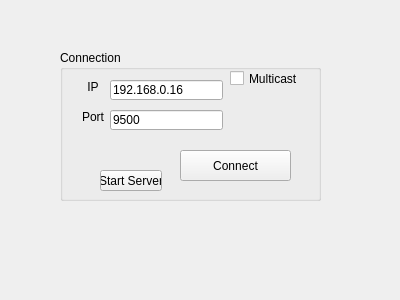
First picture: the form in connect.ui, repository dpogue/CommAudio, before the edit.
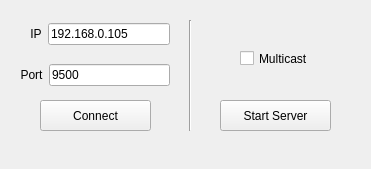
Second picture: the form after the edit. Icons and pictures are not drawn.

Commit message: added mute, loop, and shuffle, untabbified connect.cpp _could be an ugly commit_, added text in currently playing text area

Patch:
```diff
--- a/connect.ui
+++ b/connect.ui
@@ -6,8 +6,8 @@
    <rect>
     <x>0</x>
     <y>0</y>
-    <width>400</width>
-    <height>300</height>
+    <width>371</width>
+    <height>169</height>
    </rect>
   </property>
   <property name="windowTitle">
@@ -17,53 +17,84 @@
    <iconset>
     <normaloff>img/connect.png</normaloff>img/connect.png</iconset>
   </property>
-  <widget class="QGroupBox" name="groupBox">
+  <widget class="QPushButton" name="connectPushButton">
    <property name="geometry">
     <rect>
-     <x>60</x>
+     <x>40</x>
+     <y>100</y>
+     <width>111</width>
+     <height>31</height>
+    </rect>
+   </property>
+   <property name="text">
+    <string>Connect</string>
+   </property>
+  </widget>
+  <widget class="QCheckBox" name="multicastCheckBox">
+   <property name="geometry">
+    <rect>
+     <x>240</x>
      <y>50</y>
-     <width>261</width>
-     <height>151</height>
+     <width>70</width>
+     <height>17</height>
     </rect>
    </property>
-   <property name="title">
-    <string>Connection</string>
+   <property name="text">
+    <string>Multicast</string>
    </property>
-   <widget class="QLineEdit" name="ipLineEdit">
+  </widget>
+  <widget class="QPushButton" name="startServerPushButton">
     <property name="geometry">
      <rect>
-      <x>50</x>
-      <y>30</y>
-      <width>113</width>
-      <height>20</height>
+     <x>220</x>
+     <y>100</y>
+     <width>111</width>
+     <height>31</height>
      </rect>
     </property>
     <property name="text">
-     <string>192.168.0.16</string>
-    </property>
-   </widget>
-   <widget class="QLineEdit" name="portLineEdit">
+    <string>Start Server</string>
+   </property>
+  </widget>
+  <widget class="Line" name="line">
     <property name="geometry">
      <rect>
-      <x>50</x>
-      <y>60</y>
-      <width>113</width>
-      <height>20</height>
-     </rect>
-    </property>
-    <property name="text">
-     <string>9500</string>
-    </property>
-   </widget>
+     <x>180</x>
+     <y>20</y>
+     <width>20</width>
+     <height>111</height>
+    </rect>
+   </property>
+   <property name="orientation">
+    <enum>Qt::Vertical</enum>
+   </property>
+  </widget>
+  <widget class="QWidget" name="verticalLayoutWidget">
+   <property name="geometry">
+    <rect>
+     <x>10</x>
+     <y>20</y>
+     <width>160</width>
+     <height>80</height>
+    </rect>
+   </property>
+   <layout class="QVBoxLayout" name="verticalLayout">
+    <property name="leftMargin">
+     <number>10</number>
+    </property>
+    <property name="bottomMargin">
+     <number>10</number>
+    </property>
+    <item>
+     <layout class="QHBoxLayout" name="horizontalLayout">
+      <property name="leftMargin">
+       <number>10</number>
+      </property>
+      <property name="bottomMargin">
+       <number>10</number>
+      </property>
+      <item>
    <widget class="QLabel" name="ipLabel">
-    <property name="geometry">
-     <rect>
-      <x>10</x>
-      <y>30</y>
-      <width>46</width>
-      <height>13</height>
-     </rect>
-    </property>
     <property name="text">
      <string>IP</string>
     </property>
@@ -71,15 +102,20 @@
      <set>Qt::AlignCenter</set>
     </property>
    </widget>
+      </item>
+      <item>
+       <widget class="QLineEdit" name="ipLineEdit">
+        <property name="text">
+         <string>192.168.0.105</string>
+        </property>
+       </widget>
+      </item>
+     </layout>
+    </item>
+    <item>
+     <layout class="QHBoxLayout" name="horizontalLayout_3">
+      <item>
    <widget class="QLabel" name="portLabel">
-    <property name="geometry">
-     <rect>
-      <x>10</x>
-      <y>60</y>
-      <width>46</width>
-      <height>13</height>
-     </rect>
-    </property>
     <property name="text">
      <string>Port</string>
     </property>
@@ -87,12 +123,24 @@
      <set>Qt::AlignCenter</set>
     </property>
    </widget>
+      </item>
+      <item>
+       <widget class="QLineEdit" name="portLineEdit">
+        <property name="text">
+         <string>9500</string>
+        </property>
+       </widget>
+      </item>
+     </layout>
+    </item>
+   </layout>
+  </widget>
    <widget class="QLabel" name="connectErrorLabel">
     <property name="geometry">
      <rect>
       <x>5</x>
-      <y>90</y>
-      <width>251</width>
+     <y>140</y>
+     <width>361</width>
       <height>20</height>
      </rect>
     </property>
@@ -105,46 +153,6 @@
     <property name="alignment">
      <set>Qt::AlignCenter</set>
     </property>
-   </widget>
-   <widget class="QPushButton" name="startServerPushButton">
-    <property name="geometry">
-     <rect>
-      <x>40</x>
-      <y>120</y>
-      <width>62</width>
-      <height>21</height>
-     </rect>
-    </property>
-    <property name="text">
-     <string>Start Server</string>
-    </property>
-   </widget>
-   <widget class="QPushButton" name="connectPushButton">
-    <property name="geometry">
-     <rect>
-      <x>120</x>
-      <y>100</y>
-      <width>111</width>
-      <height>31</height>
-     </rect>
-    </property>
-    <property name="text">
-     <string>Connect</string>
-    </property>
-   </widget>
-   <widget class="QCheckBox" name="multicastCheckBox">
-    <property name="geometry">
-     <rect>
-      <x>170</x>
-      <y>20</y>
-      <width>70</width>
-      <height>17</height>
-     </rect>
-    </property>
-    <property name="text">
-     <string>Multicast</string>
-    </property>
-   </widget>
   </widget>
  </widget>
  <resources/>
```
Left out of the diff: 3 changed lines with no effect on the pictures. Lines whose indentation alone changed are shown as unchanged. The commit also changes 6 other files.
